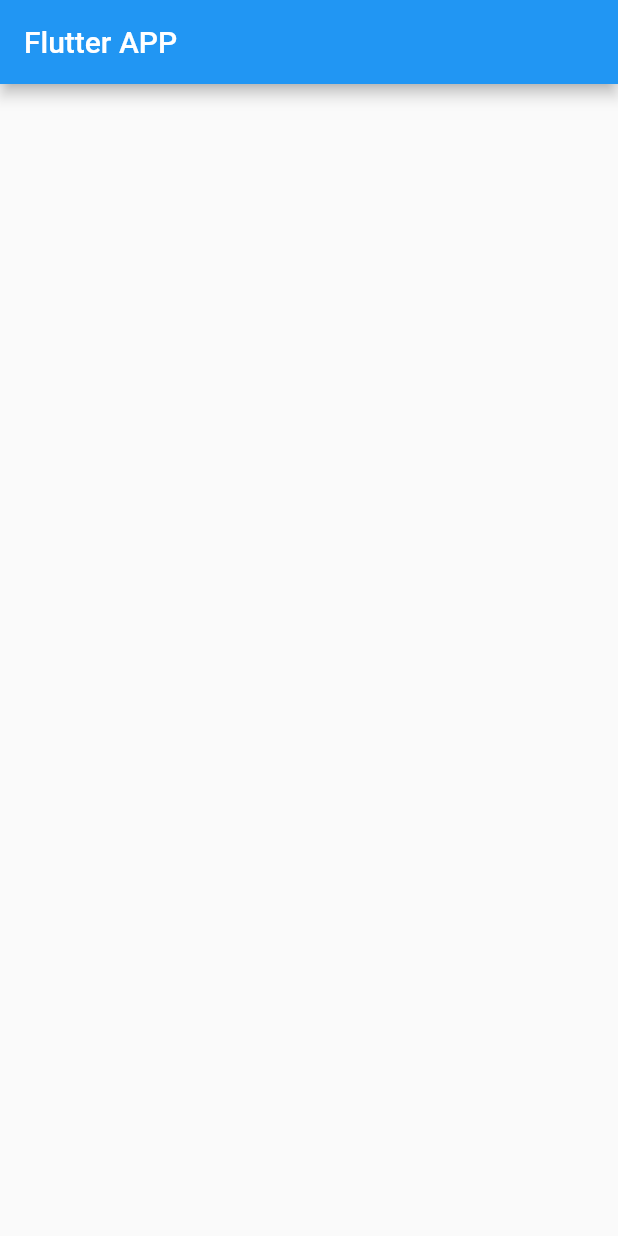
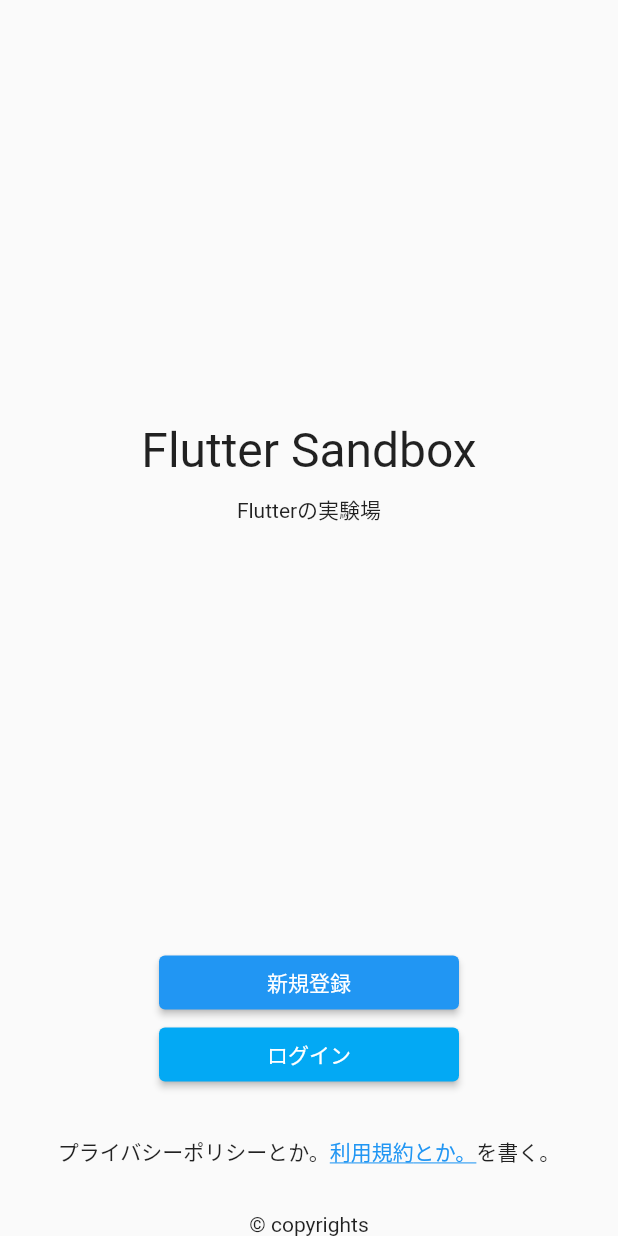
Before and after one commit to sukekyo-kato/flutter_sandbox, a Flutter app: the screen it shows after launch, on a phone screen of 412 x 824 dp. Run offline on Flutter 3.47's test engine with Material 2 defaults, Android fonts, the phone set to English and light mode, and no system bars; our stand-ins replace flutter_riverpod, go_router, logger, responsive_framework; generated files the repository leaves out were written again.

Commit message:
feat: エントリーページのUI作成

```diff
--- /dev/null
+++ b/lib/feature/auth/presentation/entry_page.dart
@@ -0,0 +1,107 @@
+import 'package:flutter/gestures.dart';
+import 'package:flutter/material.dart';
+
+/// 初期ページ
+class EntryPage extends StatelessWidget {
+  const EntryPage({super.key});
+
+  @override
+  Widget build(BuildContext context) {
+    return Scaffold(
+      body: SafeArea(
+        child: Column(
+          children: [
+            Expanded(
+              child: Column(
+                mainAxisAlignment: MainAxisAlignment.center,
+                children: _titiles(),
+              ),
+            ),
+            Align(
+              alignment: Alignment.bottomCenter,
+              child: Column(
+                children: [
+                  ..._buttons(),
+                  const SizedBox(height: 10),
+                  _terms(),
+                  const SizedBox(height: 10),
+                  _copyrights()
+                ],
+              ),
+            ),
+          ],
+        ),
+      ),
+    );
+  }
+
+  /// タイトル部
+  List<Widget> _titiles() {
+    return [
+      // title
+      const Text(
+        'Flutter Sandbox',
+        style: TextStyle(fontSize: 32),
+      ),
+      const SizedBox(height: 10),
+      // sub tite
+      const Text(
+        'Flutterの実験場',
+      ),
+    ];
+  }
+
+  /// ボタン類
+  List<Widget> _buttons() {
+    return [
+      SizedBox(
+        width: 200,
+        child: ElevatedButton(
+          onPressed: () => {},
+          child: const Text('新規登録'),
+        ),
+      ),
+      SizedBox(
+        width: 200,
+        child: ElevatedButton(
+          style: ElevatedButton.styleFrom(
+            backgroundColor: Colors.lightBlue,
+          ),
+          onPressed: () => {},
+          child: const Text('ログイン'),
+        ),
+      ),
+    ];
+  }
+
+  /// 利用規約
+  Widget _terms() {
+    return Padding(
+      padding: const EdgeInsets.symmetric(vertical: 20),
+      child: Text.rich(
+        TextSpan(
+          children: [
+            const TextSpan(text: 'プライバシーポリシーとか。'),
+            TextSpan(
+              text: '利用規約とか。',
+              style: const TextStyle(
+                color: Colors.blue,
+                decoration: TextDecoration.underline,
+              ),
+              recognizer: TapGestureRecognizer()..onTap = () async {},
+            ),
+            const TextSpan(text: 'を書く。'),
+          ],
+        ),
+      ),
+    );
+  }
+
+  /// コピーライト
+  Widget _copyrights() {
+    return const Align(
+      alignment: Alignment.bottomCenter,
+      child: Text('©︎ copyrights'),
+    );
+  }
+}
--- a/lib/router/router.dart
+++ b/lib/router/router.dart
@@ -2,7 +2,7 @@ import 'package:flutter/material.dart';
 import 'package:flutter_riverpod/flutter_riverpod.dart';
 import 'package:go_router/go_router.dart';
 
-import '../app.dart';
+import '../feature/auth/presentation/entry_page.dart';
 
 part 'router.g.dart';
 
@@ -17,15 +17,14 @@ final routerProvider = Provider<GoRouter>((ref) {
   );
 });
 
-@TypedGoRoute<DummyHomePageRoute>(
+@TypedGoRoute<EntryPageRoute>(
   path: '/',
 )
 
-/// 仮起動画面
-class DummyHomePageRoute extends GoRouteData {
-  const DummyHomePageRoute();
+/// 起動画面
+class EntryPageRoute extends GoRouteData {
+  const EntryPageRoute();
 
   @override
-  Widget build(BuildContext context, GoRouterState state) =>
-      const DummyLauchPage();
+  Widget build(BuildContext context, GoRouterState state) => const EntryPage();
 }
```
Also changed, not shown: lib/router/router.g.dart.
